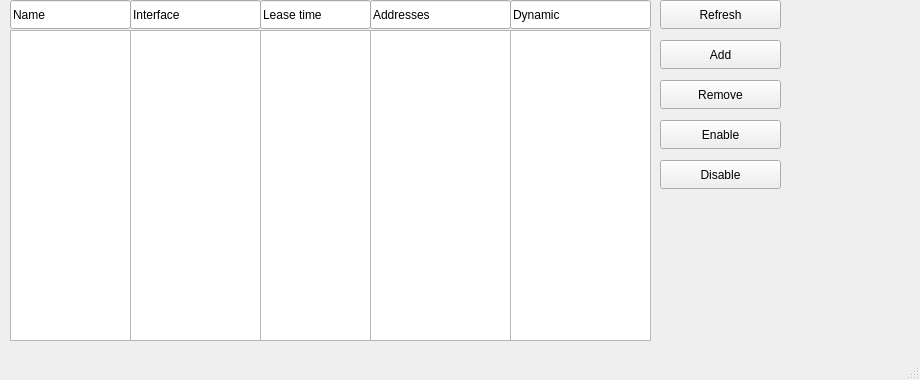
Old version of the form loginGUI/dhcpserver.ui in the repository adiosko/mikrotik.
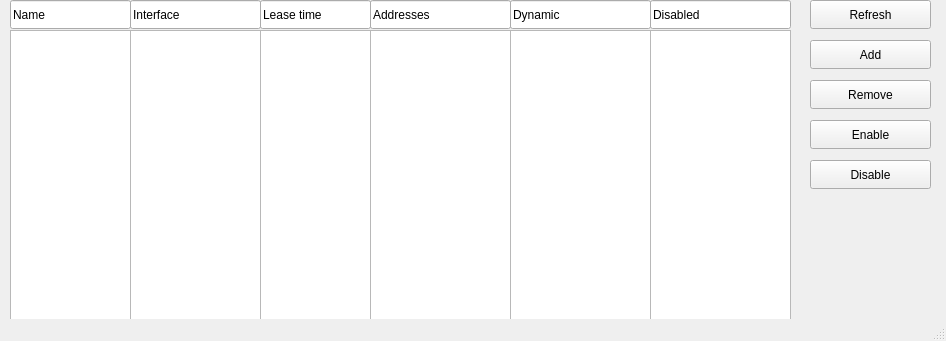
New version of the form.

Diff of the .ui file:
```diff
--- a/loginGUI/dhcpserver.ui
+++ b/loginGUI/dhcpserver.ui
@@ -6,8 +6,8 @@
    <rect>
     <x>0</x>
     <y>0</y>
-    <width>920</width>
-    <height>380</height>
+    <width>946</width>
+    <height>341</height>
    </rect>
   </property>
   <property name="windowTitle">
@@ -17,7 +17,7 @@
    <widget class="QPushButton" name="enableButton">
     <property name="geometry">
      <rect>
-      <x>660</x>
+      <x>810</x>
       <y>120</y>
       <width>121</width>
       <height>29</height>
@@ -89,7 +89,7 @@
    <widget class="QPushButton" name="disableButton">
     <property name="geometry">
      <rect>
-      <x>660</x>
+      <x>810</x>
       <y>160</y>
       <width>121</width>
       <height>29</height>
@@ -112,7 +112,7 @@
    <widget class="QPushButton" name="removeButton">
     <property name="geometry">
      <rect>
-      <x>660</x>
+      <x>810</x>
       <y>80</y>
       <width>121</width>
       <height>29</height>
@@ -148,7 +148,7 @@
    <widget class="QPushButton" name="addButton">
     <property name="geometry">
      <rect>
-      <x>660</x>
+      <x>810</x>
       <y>40</y>
       <width>121</width>
       <height>29</height>
@@ -161,7 +161,7 @@
    <widget class="QPushButton" name="refreshButton">
     <property name="geometry">
      <rect>
-      <x>660</x>
+      <x>810</x>
       <y>0</y>
       <width>121</width>
       <height>29</height>
@@ -194,6 +194,29 @@
      <string>Dynamic</string>
     </property>
    </widget>
+   <widget class="QListWidget" name="disableField">
+    <property name="geometry">
+     <rect>
+      <x>650</x>
+      <y>30</y>
+      <width>141</width>
+      <height>311</height>
+     </rect>
+    </property>
+   </widget>
+   <widget class="QLineEdit" name="version_5">
+    <property name="geometry">
+     <rect>
+      <x>650</x>
+      <y>0</y>
+      <width>141</width>
+      <height>29</height>
+     </rect>
+    </property>
+    <property name="text">
+     <string>Disabled</string>
+    </property>
+   </widget>
   </widget>
   <widget class="QStatusBar" name="statusbar"/>
  </widget>
```
